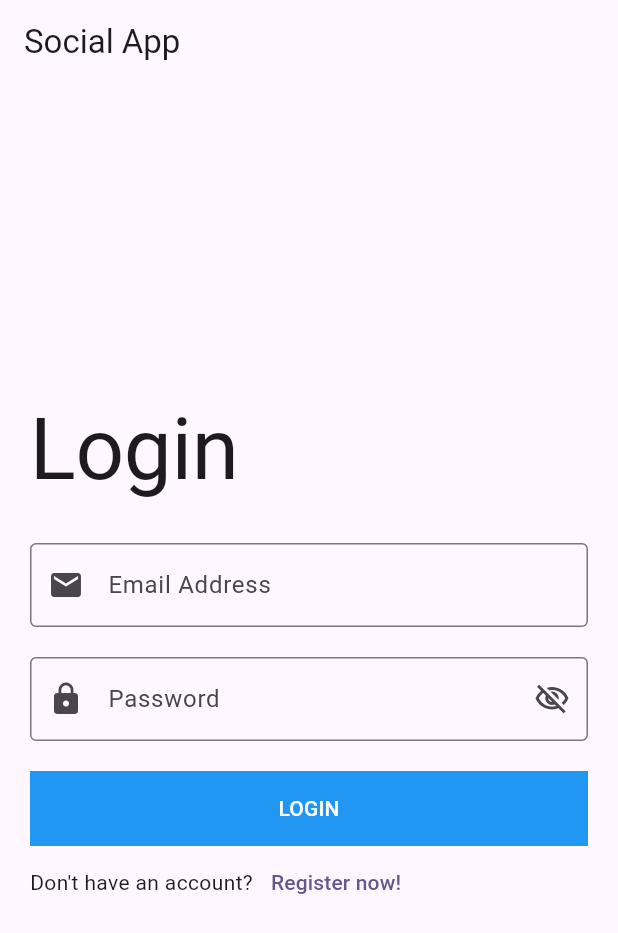
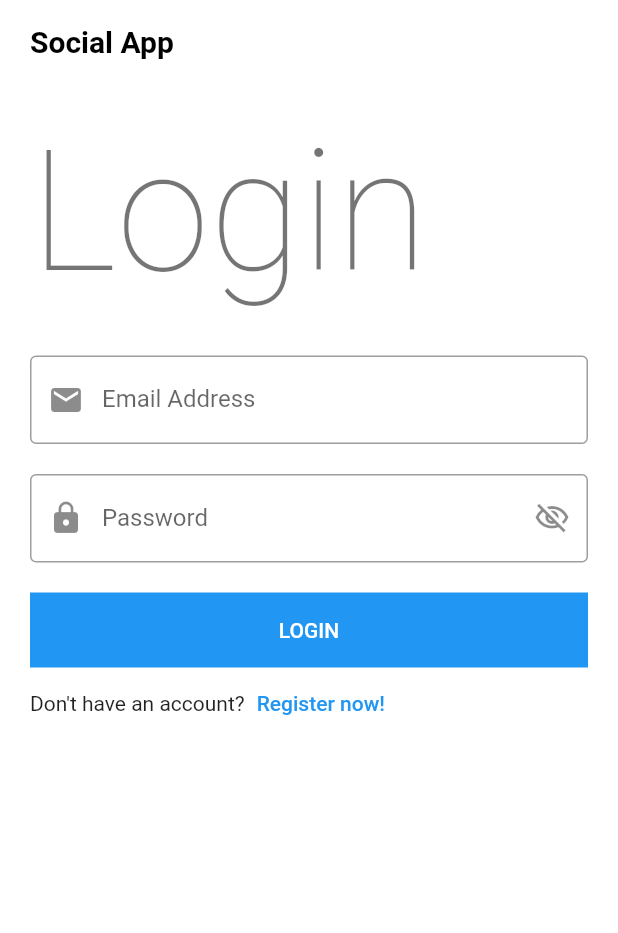
Before and after one commit to gh49/Social-App, a Flutter app: the screen it shows after launch, on a phone screen of 412 x 824 dp. Shown: the top 933 px of the screen. Run offline on Flutter 3.47's test engine with Material 2 defaults, Android fonts, the light colour scheme and no system bars; our stand-ins replace bloc, cloud_firestore, conditional_builder_null_safety, firebase_auth, firebase_core, flutter_bloc and 2 more; missing offline and left inert: icon_broken; accounts and stored records are empty.

Commit message:
lost count lol

```diff
--- a/lib/layouts/cubit/cubit.dart
+++ b/lib/layouts/cubit/cubit.dart
@@ -1,8 +1,13 @@
 import 'package:cloud_firestore/cloud_firestore.dart';
 import 'package:firebase_auth/firebase_auth.dart';
+import 'package:flutter/material.dart';
 import 'package:flutter_bloc/flutter_bloc.dart';
 import 'package:social_app_g/layouts/cubit/states.dart';
 import 'package:social_app_g/models/UserData.dart';
+import 'package:social_app_g/modules/chats/chats_screen.dart';
+import 'package:social_app_g/modules/feed/feed_screen.dart';
+import 'package:social_app_g/modules/settings/settings_screen.dart';
+import 'package:social_app_g/modules/users/users_screen.dart';
 
 import '../../shared/components/constants.dart';
 
@@ -12,10 +17,31 @@ class SocialCubit extends Cubit<SocialStates> {
 
   UserData? currentUser;
 
+  List<Widget> screens = [
+    FeedScreen(),
+    ChatsScreen(),
+    UsersScreen(),
+    SettingsScreen(),
+  ];
+
+  List<String> titles = [
+    "Feed",
+    "Chats",
+    "Users",
+    "Settings",
+  ];
+
+  int screenIndex = 0;
+
+  void changeBottomNavigation(int index) {
+    screenIndex = index;
+    emit(SocialChangeBottomNavigation());
+  }
+
   void getUser() {
     emit(SocialGetUserLoadingState());
 
-    FirebaseFirestore.instance.collection("users").doc(uIDGlobal).get()
+    FirebaseFirestore.instance.collection("users").doc(FirebaseAuth.instance.currentUser!.uid).get()
     .then((value) {
       currentUser = UserData.fromJson(value.data()!);
       print(currentUser.toString());
@@ -23,6 +49,7 @@ class SocialCubit extends Cubit<SocialStates> {
       emit(SocialGetUserSuccessState());
     }).catchError((error) {
       emit(SocialGetUserErrorState(error.toString()));
+      FirebaseAuth.instance.signOut();
       print(error.toString());
     });
   }
--- a/lib/layouts/cubit/states.dart
+++ b/lib/layouts/cubit/states.dart
@@ -11,3 +11,5 @@ class SocialGetUserErrorState extends SocialStates {
 
   SocialGetUserErrorState(this.error);
 }
+
+class SocialChangeBottomNavigation extends SocialStates {}
--- a/lib/main.dart
+++ b/lib/main.dart
@@ -11,6 +11,7 @@ import 'package:social_app_g/shared/components/constants.dart';
 import 'package:social_app_g/shared/cubit/cubit.dart';
 import 'package:social_app_g/shared/cubit/states.dart';
 import 'package:social_app_g/shared/network/local/cache_helper.dart';
+import 'package:social_app_g/shared/styles/themes.dart';
 import 'firebase_options.dart';
 
 void main() async {
@@ -54,10 +55,8 @@ class MyApp extends StatelessWidget {
             return MaterialApp(
               title: 'Social App',
               debugShowCheckedModeBanner: false,
-              theme: ThemeData(
-                colorScheme: ColorScheme.fromSeed(seedColor: Colors.deepPurple),
-                useMaterial3: true,
-              ),
+              theme: lightTheme,
+              darkTheme: darkTheme,
               home: startWidget,
             );
           }
--- a/lib/modules/login/login_screen.dart
+++ b/lib/modules/login/login_screen.dart
@@ -47,7 +47,9 @@ class LoginScreen extends StatelessWidget {
                 'Social App',
               ),
             ),
-            body: Padding(
+            body: SingleChildScrollView(
+              physics: BouncingScrollPhysics(),
+              child: Padding(
                 padding: const EdgeInsets.all(20.0),
                 child: Center(
                   child: Form(
@@ -140,6 +142,7 @@ class LoginScreen extends StatelessWidget {
                   ),
                 ),
               ),
+            ),
           );
         },
       ),
--- /dev/null
+++ b/lib/shared/styles/themes.dart
@@ -0,0 +1,77 @@
+import 'package:flutter/material.dart';
+import 'package:flutter/services.dart';
+
+Color defaultColor = Colors.blue;
+
+ThemeData darkTheme = ThemeData(
+  //primarySwatch: defaultColor,
+  scaffoldBackgroundColor: Color(0x333739),
+  appBarTheme: AppBarTheme(
+    titleSpacing: 20.0,
+    //backwardsCompatibility: false,
+    systemOverlayStyle: SystemUiOverlayStyle(
+      statusBarColor: Color(0x333739),
+      statusBarIconBrightness: Brightness.light,
+    ),
+    backgroundColor: Color(0x333739),
+    elevation: 0.0,
+    titleTextStyle: TextStyle(
+      color: Colors.white,
+      fontSize: 20.0,
+      fontWeight: FontWeight.bold,
+    ),
+    iconTheme: IconThemeData(
+      color: Colors.white,
+    ),
+  ),
+  bottomNavigationBarTheme: BottomNavigationBarThemeData(
+    type: BottomNavigationBarType.fixed,
+    selectedItemColor: defaultColor,
+    unselectedItemColor: Colors.grey,
+    elevation: 20.0,
+    backgroundColor: Color(0x333739),
+  ),
+  textTheme: TextTheme(
+    bodyLarge: TextStyle(
+      fontSize: 18.0,
+      fontWeight: FontWeight.w600,
+      color: Colors.white,
+    ),
+  ),
+);
+
+ThemeData lightTheme = ThemeData(
+  scaffoldBackgroundColor: Colors.white,
+  appBarTheme: AppBarTheme(
+    titleSpacing: 20.0,
+    //backwardsCompatibility: false,
+    systemOverlayStyle: SystemUiOverlayStyle(
+      statusBarColor: Colors.white,
+      statusBarIconBrightness: Brightness.dark,
+    ),
+    backgroundColor: Colors.white,
+    elevation: 0.0,
+    titleTextStyle: TextStyle(
+      color: Colors.black,
+      fontSize: 20.0,
+      fontWeight: FontWeight.bold,
+    ),
+    iconTheme: IconThemeData(
+      color: Colors.black,
+    ),
+  ),
+  bottomNavigationBarTheme: BottomNavigationBarThemeData(
+    type: BottomNavigationBarType.fixed,
+    selectedItemColor: defaultColor,
+    unselectedItemColor: Colors.grey,
+    elevation: 20.0,
+    backgroundColor: Colors.white,
+  ),
+  textTheme: TextTheme(
+    bodyLarge: TextStyle(
+      fontSize: 18.0,
+      fontWeight: FontWeight.w600,
+      color: Colors.black,
+    ),
+  ),
+);
--- a/pubspec.yaml
+++ b/pubspec.yaml
@@ -43,6 +43,7 @@ dependencies:
   fluttertoast: ^8.2.2
   cloud_firestore: ^4.8.2
   shared_preferences: ^2.2.0
+  icon_broken: ^1.1.0
 
 dev_dependencies:
   flutter_test:
```
Also changed, not shown: lib/layouts/home_layout.dart (+51 -8 lines), lib/modules/chats/chats_screen.dart (added, +142 -0 lines), lib/modules/feed/feed_screen.dart (added, +290 -0 lines), lib/modules/register/register_screen.dart (+5 -5 lines), lib/modules/settings/settings_screen.dart (added, +10 -0 lines), lib/modules/users/users_screen.dart (added, +10 -0 lines), pubspec.lock, 1 other file. Lines whose indentation alone changed are shown as unchanged.
